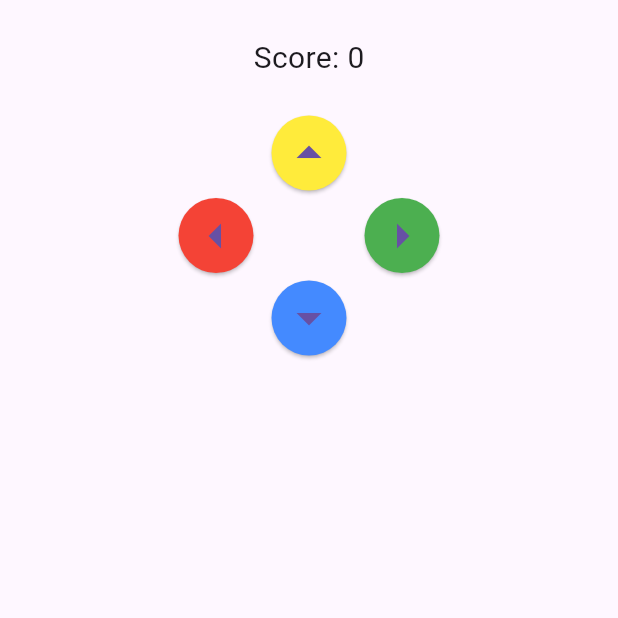
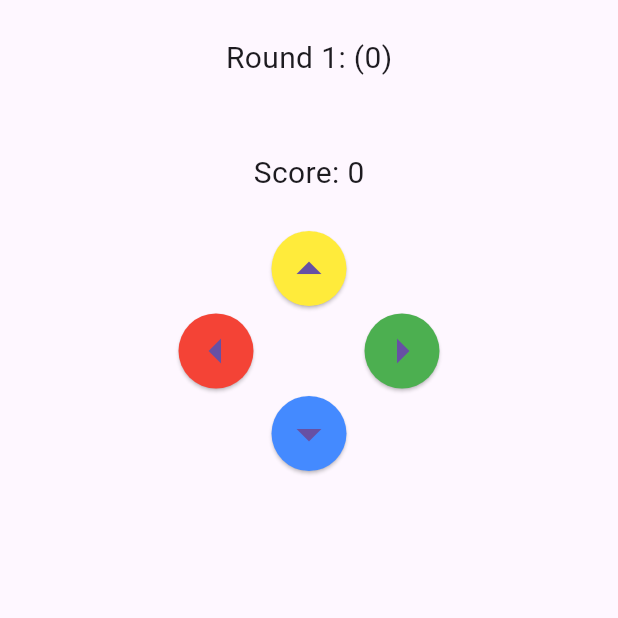
Before and after one commit to BynJerL/My-Simon-Game, a Flutter app: the screen it shows after launch, on a phone screen of 412 x 824 dp, the top half of it. Run offline on Flutter 3.47's test engine with Material 3 defaults, Android fonts, the phone set to English and light mode, and no system bars.

Commit message:
Display Sequence (without update)

```diff
--- a/lib/game.dart
+++ b/lib/game.dart
@@ -1,3 +1,5 @@
+import 'dart:math';
+
 import 'package:flutter/material.dart';
 
 class SimonGame extends StatefulWidget {
@@ -10,6 +12,23 @@ class _SimonGameState extends State<SimonGame> {
   bool isActive = false;
   bool isFail = false;
   var sequenceList = List.filled(10, 0);
+  int currentRound = 1;
+
+  @override
+  void initState() {
+    super.initState();
+
+    // Generate Sequence
+    for (int i = 0; i < sequenceList.length; i++){
+      sequenceList[i] = Random().nextInt(4);
+    }
+
+  }
+
+  // Display Sequence
+  String DisplaySequence(int round) {
+    return "${sequenceList.getRange(0, round)}";
+  }
 
   void Toggle(){
     setState(() {
@@ -28,6 +47,15 @@ class _SimonGameState extends State<SimonGame> {
         child: SingleChildScrollView(
           child: Column(
             children: [
+              Padding(
+                padding: const EdgeInsets.all(24.0),
+                child: Text(
+                  "Round $currentRound: ${DisplaySequence(currentRound)}",
+                  style: TextStyle(
+                    fontSize: 20
+                  ),
+                ),
+              ),
               Padding(
                 padding: const EdgeInsets.all(24.0),
                 child: Text(
```
